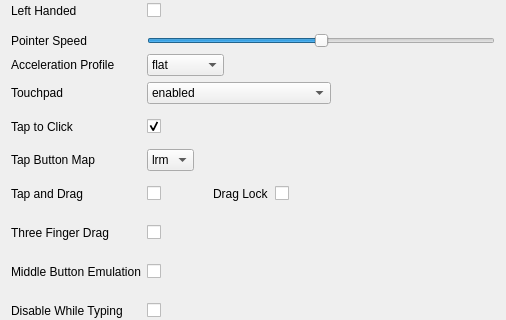
Above: src/mouse.ui from labwc/labwc-tweaks before the change; both pictures show x 0 to 506 and y 113 to 433 of the 506 by 653 pixel window. Below: the same form after it.
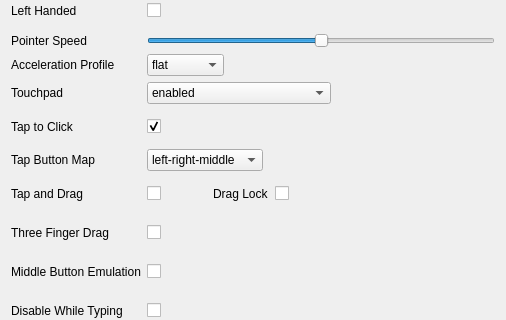
That is the form after the change.

Commit message: lrm|lmr may not be clear in all languages

```diff
--- a/src/mouse.ui
+++ b/src/mouse.ui
@@ -166,12 +166,12 @@
     <widget class="QComboBox" name="tapButtonMap">
      <item>
       <property name="text">
-       <string>lrm</string>
+       <string>left-right-middle</string>
       </property>
      </item>
      <item>
       <property name="text">
-       <string>lmr</string>
+       <string>left-middle-right</string>
       </property>
      </item>
     </widget>
```
The commit also changes 1 other file.
